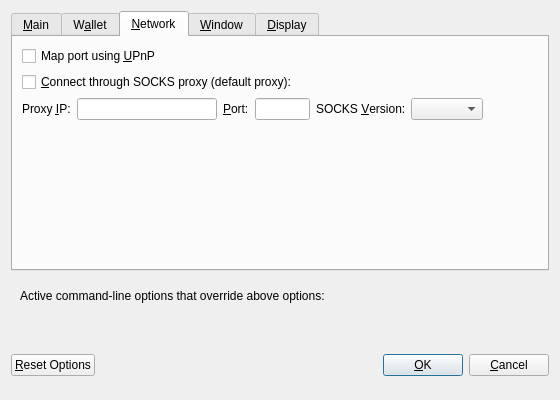
Old version of the form src/qt/forms/optionsdialog.ui in the repository samadsajanlal/GameCredits-0.9.5.
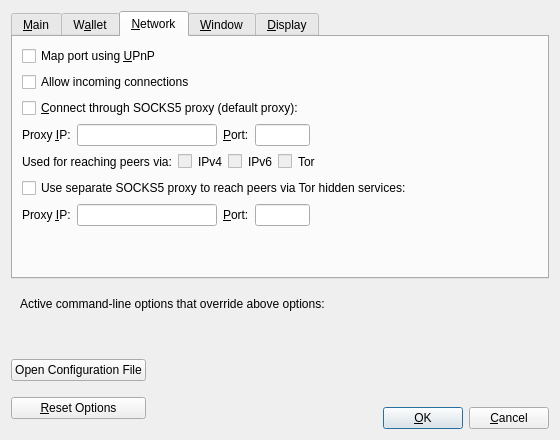
New version of the form. The open tabs and pages were chosen to show the change. Custom widgets are drawn as their Qt base class.

```diff
--- a/src/qt/forms/optionsdialog.ui
+++ b/src/qt/forms/optionsdialog.ui
@@ -7,7 +7,7 @@
     <x>0</x>
     <y>0</y>
     <width>560</width>
-    <height>400</height>
+    <height>440</height>
    </rect>
   </property>
   <property name="windowTitle">
@@ -30,10 +30,10 @@
        <item>
         <widget class="QCheckBox" name="bitcoinAtStartup">
          <property name="toolTip">
-          <string>Automatically start GameCredits after logging in to the system.</string>
+          <string>Automatically start %1 after logging in to the system.</string>
          </property>
          <property name="text">
-          <string>&amp;Start GameCredits on system login</string>
+          <string>&amp;Start %1 on system login</string>
          </property>
         </widget>
        </item>
@@ -137,65 +137,6 @@
        <string>W&amp;allet</string>
       </attribute>
       <layout class="QVBoxLayout" name="verticalLayout_Wallet">
-       <item>
-        <widget class="QLabel" name="transactionFeeInfoLabel">
-         <property name="text">
-          <string>Optional transaction fee per kB that helps make sure your transactions are processed quickly. Most transactions are 1 kB.</string>
-         </property>
-         <property name="textFormat">
-          <enum>Qt::PlainText</enum>
-         </property>
-         <property name="wordWrap">
-          <bool>true</bool>
-         </property>
-        </widget>
-       </item>
-       <item>
-        <layout class="QHBoxLayout" name="horizontalLayout_1_Wallet">
-         <item>
-          <widget class="QLabel" name="transactionFeeLabel">
-           <property name="text">
-            <string>Pay transaction &amp;fee</string>
-           </property>
-           <property name="textFormat">
-            <enum>Qt::PlainText</enum>
-           </property>
-           <property name="buddy">
-            <cstring>transactionFee</cstring>
-           </property>
-          </widget>
-         </item>
-         <item>
-          <widget class="BitcoinAmountField" name="transactionFee"/>
-         </item>
-         <item>
-          <spacer name="horizontalSpacer_1_Wallet">
-           <property name="orientation">
-            <enum>Qt::Horizontal</enum>
-           </property>
-           <property name="sizeHint" stdset="0">
-            <size>
-             <width>40</width>
-             <height>20</height>
-            </size>
-           </property>
-          </spacer>
-         </item>
-        </layout>
-       </item>
-       <item>
-        <spacer name="verticalSpacer_Wallet">
-         <property name="orientation">
-          <enum>Qt::Vertical</enum>
-         </property>
-         <property name="sizeHint" stdset="0">
-          <size>
-           <width>20</width>
-           <height>40</height>
-          </size>
-         </property>
-        </spacer>
-       </item>
        <item>
         <widget class="QGroupBox" name="groupBox">
          <property name="title">
@@ -225,6 +166,19 @@
          </layout>
         </widget>
        </item>
+       <item>
+        <spacer name="verticalSpacer_Wallet">
+         <property name="orientation">
+          <enum>Qt::Vertical</enum>
+         </property>
+         <property name="sizeHint" stdset="0">
+          <size>
+           <width>20</width>
+           <height>40</height>
+          </size>
+         </property>
+        </spacer>
+       </item>
       </layout>
      </widget>
      <widget class="QWidget" name="tabNetwork">
@@ -235,20 +189,30 @@
        <item>
         <widget class="QCheckBox" name="mapPortUpnp">
          <property name="toolTip">
-          <string>Automatically open the GameCredits client port on the router. This only works when your router supports UPnP and it is enabled.</string>
+          <string>Automatically open the gamecredits client port on the router. This only works when your router supports UPnP and it is enabled.</string>
          </property>
          <property name="text">
           <string>Map port using &amp;UPnP</string>
          </property>
         </widget>
        </item>
+       <item>
+        <widget class="QCheckBox" name="allowIncoming">
+         <property name="toolTip">
+          <string>Accept connections from outside</string>
+         </property>
+         <property name="text">
+          <string>Allow incoming connections</string>
+         </property>
+        </widget>
+       </item>
        <item>
         <widget class="QCheckBox" name="connectSocks">
          <property name="toolTip">
-          <string>Connect to the GameCredits network through a SOCKS proxy.</string>
+          <string>Connect to the GameCredits network through a SOCKS5 proxy.</string>
          </property>
          <property name="text">
-          <string>&amp;Connect through SOCKS proxy (default proxy):</string>
+          <string>&amp;Connect through SOCKS5 proxy (default proxy):</string>
          </property>
         </widget>
        </item>
@@ -318,26 +282,6 @@
            </property>
           </widget>
          </item>
-         <item>
-          <widget class="QLabel" name="socksVersionLabel">
-           <property name="text">
-            <string>SOCKS &amp;Version:</string>
-           </property>
-           <property name="textFormat">
-            <enum>Qt::PlainText</enum>
-           </property>
-           <property name="buddy">
-            <cstring>socksVersion</cstring>
-           </property>
-          </widget>
-         </item>
-         <item>
-          <widget class="QValueComboBox" name="socksVersion">
-           <property name="toolTip">
-            <string>SOCKS version of the proxy (e.g. 5)</string>
-           </property>
-          </widget>
-         </item>
          <item>
           <spacer name="horizontalSpacer_1_Network">
            <property name="orientation">
@@ -353,6 +297,193 @@
          </item>
         </layout>
        </item>
+       <item>
+        <layout class="QHBoxLayout" name="horizontalLayout_2_Network">
+         <item>
+          <widget class="QLabel" name="proxyActiveNets">
+           <property name="text">
+            <string>Used for reaching peers via:</string>
+           </property>
+           <property name="textFormat">
+            <enum>Qt::PlainText</enum>
+           </property>
+          </widget>
+         </item>
+         <item>
+          <widget class="QCheckBox" name="proxyReachIPv4">
+           <property name="enabled">
+            <bool>false</bool>
+           </property>
+           <property name="toolTip">
+            <string>Shows if the supplied default SOCKS5 proxy is used to reach peers via this network type.</string>
+           </property>
+           <property name="text">
+            <string/>
+           </property>
+          </widget>
+         </item>
+         <item>
+          <widget class="QLabel" name="proxyReachIPv4Label">
+           <property name="text">
+            <string>IPv4</string>
+           </property>
+           <property name="textFormat">
+            <enum>Qt::PlainText</enum>
+           </property>
+          </widget>
+         </item>
+         <item>
+          <widget class="QCheckBox" name="proxyReachIPv6">
+           <property name="enabled">
+            <bool>false</bool>
+           </property>
+           <property name="toolTip">
+            <string>Shows if the supplied default SOCKS5 proxy is used to reach peers via this network type.</string>
+           </property>
+           <property name="text">
+            <string/>
+           </property>
+          </widget>
+         </item>
+         <item>
+          <widget class="QLabel" name="proxyReachIPv6Label">
+           <property name="text">
+            <string>IPv6</string>
+           </property>
+           <property name="textFormat">
+            <enum>Qt::PlainText</enum>
+           </property>
+          </widget>
+         </item>
+         <item>
+          <widget class="QCheckBox" name="proxyReachTor">
+           <property name="enabled">
+            <bool>false</bool>
+           </property>
+           <property name="toolTip">
+            <string>Shows if the supplied default SOCKS5 proxy is used to reach peers via this network type.</string>
+           </property>
+           <property name="text">
+            <string/>
+           </property>
+          </widget>
+         </item>
+         <item>
+          <widget class="QLabel" name="proxyReachTorLabel">
+           <property name="text">
+            <string>Tor</string>
+           </property>
+           <property name="textFormat">
+            <enum>Qt::PlainText</enum>
+           </property>
+          </widget>
+         </item>
+         <item>
+          <spacer name="horizontalSpacer_2_Network">
+           <property name="orientation">
+            <enum>Qt::Horizontal</enum>
+           </property>
+           <property name="sizeHint" stdset="0">
+            <size>
+             <width>40</width>
+             <height>20</height>
+            </size>
+           </property>
+          </spacer>
+         </item>
+        </layout>
+       </item>
+       <item>
+        <widget class="QCheckBox" name="connectSocksTor">
+         <property name="toolTip">
+          <string>Connect to the GameCredits network through a separate SOCKS5 proxy for Tor hidden services.</string>
+         </property>
+         <property name="text">
+          <string>Use separate SOCKS5 proxy to reach peers via Tor hidden services:</string>
+         </property>
+        </widget>
+       </item>
+       <item>
+        <layout class="QHBoxLayout" name="horizontalLayout_3_Network">
+         <item>
+          <widget class="QLabel" name="proxyIpTorLabel">
+           <property name="text">
+            <string>Proxy &amp;IP:</string>
+           </property>
+           <property name="textFormat">
+            <enum>Qt::PlainText</enum>
+           </property>
+           <property name="buddy">
+            <cstring>proxyIpTor</cstring>
+           </property>
+          </widget>
+         </item>
+         <item>
+          <widget class="QValidatedLineEdit" name="proxyIpTor">
+           <property name="minimumSize">
+            <size>
+             <width>140</width>
+             <height>0</height>
+            </size>
+           </property>
+           <property name="maximumSize">
+            <size>
+             <width>140</width>
+             <height>16777215</height>
+            </size>
+           </property>
+           <property name="toolTip">
+            <string>IP address of the proxy (e.g. IPv4: 127.0.0.1 / IPv6: ::1)</string>
+           </property>
+          </widget>
+         </item>
+         <item>
+          <widget class="QLabel" name="proxyPortTorLabel">
+           <property name="text">
+            <string>&amp;Port:</string>
+           </property>
+           <property name="textFormat">
+            <enum>Qt::PlainText</enum>
+           </property>
+           <property name="buddy">
+            <cstring>proxyPortTor</cstring>
+           </property>
+          </widget>
+         </item>
+         <item>
+          <widget class="QLineEdit" name="proxyPortTor">
+           <property name="minimumSize">
+            <size>
+             <width>55</width>
+             <height>0</height>
+            </size>
+           </property>
+           <property name="maximumSize">
+            <size>
+             <width>55</width>
+             <height>16777215</height>
+            </size>
+           </property>
+           <property name="toolTip">
+            <string>Port of the proxy (e.g. 9050)</string>
+           </property>
+          </widget>
+         </item>
+         <item>
+          <spacer name="horizontalSpacer_4_Network">
+           <property name="orientation">
+            <enum>Qt::Horizontal</enum>
+           </property>
+           <property name="sizeHint" stdset="0">
+            <size>
+             <width>40</width>
+             <height>20</height>
+            </size>
+           </property>
+          </spacer>
+         </item>
+        </layout>
+       </item>
        <item>
         <spacer name="verticalSpacer_Network">
          <property name="orientation">
@@ -373,6 +504,16 @@
        <string>&amp;Window</string>
       </attribute>
       <layout class="QVBoxLayout" name="verticalLayout_Window">
+       <item>
+        <widget class="QCheckBox" name="hideTrayIcon">
+         <property name="toolTip">
+          <string>&amp;Hide the icon from the system tray.</string>
+         </property>
+         <property name="text">
+          <string>Hide tray icon</string>
+         </property>
+        </widget>
+       </item>
        <item>
         <widget class="QCheckBox" name="minimizeToTray">
          <property name="toolTip">
@@ -386,7 +527,7 @@
        <item>
         <widget class="QCheckBox" name="minimizeOnClose">
          <property name="toolTip">
-          <string>Minimize instead of exit the application when the window is closed. When this option is enabled, the application will be closed only after selecting Quit in the menu.</string>
+          <string>Minimize instead of exit the application when the window is closed. When this option is enabled, the application will be closed only after selecting Exit in the menu.</string>
          </property>
          <property name="text">
           <string>M&amp;inimize on close</string>
@@ -431,7 +572,7 @@
          <item>
           <widget class="QValueComboBox" name="lang">
            <property name="toolTip">
-            <string>The user interface language can be set here. This setting will take effect after restarting GameCredits.</string>
+            <string>The user interface language can be set here. This setting will take effect after restarting %1.</string>
            </property>
           </widget>
          </item>
@@ -461,23 +602,6 @@
          </item>
         </layout>
        </item>
-        <item>
-        <widget class="QCheckBox" name="useGamecreditsTheme">
-         <property name="text">
-          <string>Use Gamecredits visual theme (requires restart)</string>
-         </property>
-        </widget>
-       </item>
-       <item>
-        <widget class="QCheckBox" name="displayAddresses">
-         <property name="toolTip">
-          <string>Whether to show GameCredits addresses in the transaction list or not.</string>
-         </property>
-         <property name="text">
-          <string>&amp;Display addresses in transaction list</string>
-         </property>
-        </widget>
-       </item>
        <item>
         <layout class="QHBoxLayout" name="horizontalLayout_3_Display">
          <item>
@@ -568,17 +692,34 @@
    <item>
     <layout class="QHBoxLayout" name="horizontalLayout_Buttons">
      <item>
-      <widget class="QPushButton" name="resetButton">
-       <property name="toolTip">
-        <string>Reset all client options to default.</string>
-       </property>
-       <property name="text">
-        <string>&amp;Reset Options</string>
-       </property>
-       <property name="autoDefault">
-        <bool>false</bool>
-       </property>
-      </widget>
+      <layout class="QVBoxLayout" name="verticalLayout_Buttons">
+       <item>
+        <widget class="QPushButton" name="openBitcoinConfButton">
+         <property name="toolTip">
+          <string>Open the %1 configuration file from the working directory.</string>
+         </property>
+         <property name="text">
+          <string>Open Configuration File</string>
+         </property>
+         <property name="autoDefault">
+          <bool>false</bool>
+         </property>
+        </widget>
+       </item>
+       <item>
+        <widget class="QPushButton" name="resetButton">
+         <property name="toolTip">
+          <string>Reset all client options to default.</string>
+         </property>
+         <property name="text">
+          <string>&amp;Reset Options</string>
+         </property>
+         <property name="autoDefault">
+          <bool>false</bool>
+         </property>
+        </widget>
+       </item>
+      </layout>
      </item>
      <item>
       <spacer name="horizontalSpacer_1">
@@ -632,33 +773,54 @@
       </spacer>
      </item>
      <item>
-      <widget class="QPushButton" name="okButton">
-       <property name="text">
-        <string>&amp;OK</string>
-       </property>
-      </widget>
-     </item>
-     <item>
-      <widget class="QPushButton" name="cancelButton">
-       <property name="text">
-        <string>&amp;Cancel</string>
-       </property>
-       <property name="autoDefault">
-        <bool>false</bool>
-       </property>
-      </widget>
+      <layout class="QVBoxLayout" name="verticalLayout_4">
+       <item>
+        <spacer name="verticalSpacer">
+         <property name="orientation">
+          <enum>Qt::Vertical</enum>
+         </property>
+         <property name="sizeHint" stdset="0">
+          <size>
+           <width>20</width>
+           <height>40</height>
+          </size>
+         </property>
+        </spacer>
+       </item>
+       <item>
+        <layout class="QHBoxLayout" name="horizontalLayout">
+         <item>
+          <widget class="QPushButton" name="okButton">
+           <property name="text">
+            <string>&amp;OK</string>
+           </property>
+           <property name="autoDefault">
+            <bool>false</bool>
+           </property>
+           <property name="default">
+            <bool>true</bool>
+           </property>
+          </widget>
+         </item>
+         <item>
+          <widget class="QPushButton" name="cancelButton">
+           <property name="text">
+            <string>&amp;Cancel</string>
+           </property>
+           <property name="autoDefault">
+            <bool>false</bool>
+           </property>
+          </widget>
+         </item>
+        </layout>
+       </item>
+      </layout>
      </item>
     </layout>
    </item>
   </layout>
  </widget>
  <customwidgets>
-  <customwidget>
-   <class>BitcoinAmountField</class>
-   <extends>QLineEdit</extends>
-   <header>bitcoinamountfield.h</header>
-   <container>1</container>
-  </customwidget>
   <customwidget>
    <class>QValidatedLineEdit</class>
    <extends>QLineEdit</extends>
```
